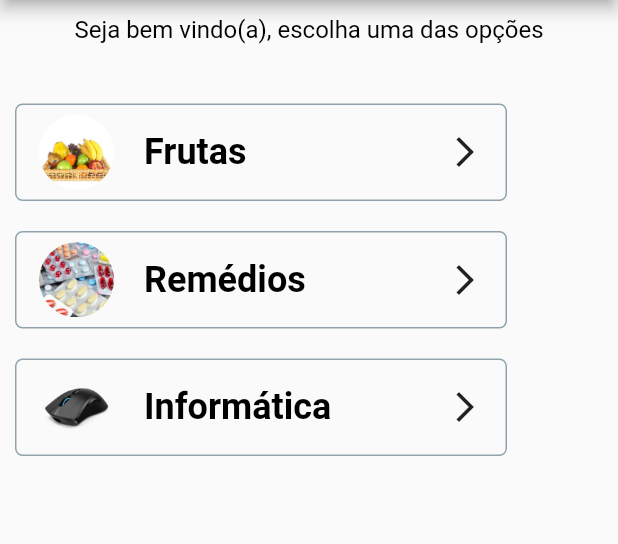
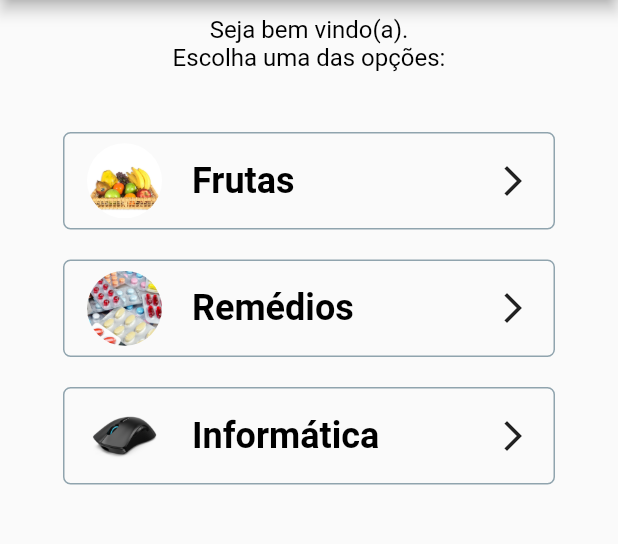
Before and after one commit to PauloV-OFonseca/ecommerce, a Flutter app: the HomeView screen opened by its route, on a phone screen of 412 x 824 dp, the part 84-628 px from its top. Run offline on Flutter 3.47's test engine with Material 2 defaults, Android fonts, the phone set to English and light mode, and no system bars; our stand-ins replace brasil_fields, get; Roboto replaces fonts that are missing (Rubik, inter).

Commit message:
REF: correção no padding e texto da home

```diff
--- a/lib/app/modules/home/views/home_view.dart
+++ b/lib/app/modules/home/views/home_view.dart
@@ -23,14 +23,14 @@ class HomeView extends GetView<HomeController> {
       ),
       body: Center(
         child: Column(
-          crossAxisAlignment: CrossAxisAlignment.start,
-          mainAxisAlignment: MainAxisAlignment.start,
+          crossAxisAlignment: CrossAxisAlignment.center,
           children: <Widget>[
             SizedBox(height: 10),
             Center(
               child: Text(
-                "Seja bem vindo(a), escolha uma das opções",
+                "Seja bem vindo(a).\nEscolha uma das opções:",
                 style: TextStyles.WELCOME_TEXT_STYLE,
+                textAlign: TextAlign.center,
               ),
             ),
             SizedBox(height: 30),
```
